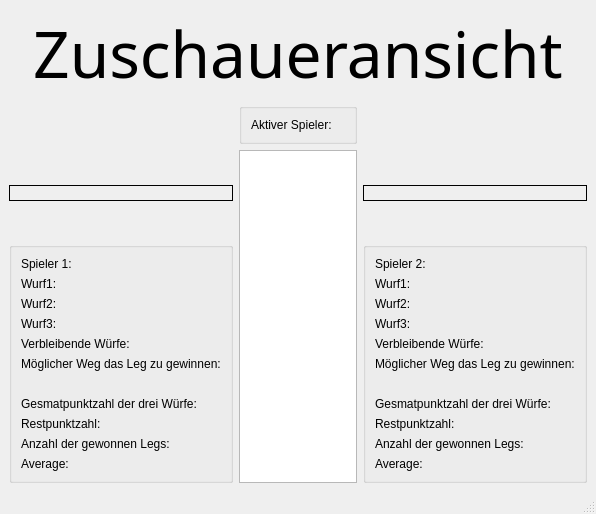
s1m0n1996/VolleyballSingleTurnier, file src/View/viewerWindow.ui: the form before one commit.
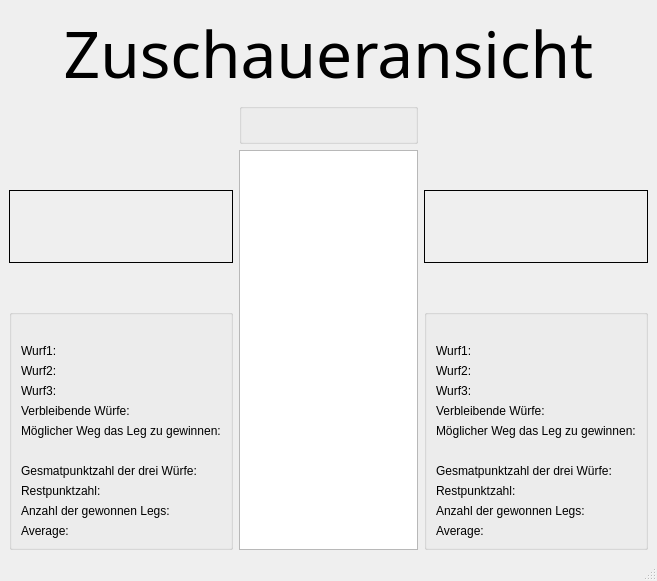
The form after the commit. Custom widgets are drawn as their Qt base class.

What changed in the file:
```diff
--- a/src/View/viewerWindow.ui
+++ b/src/View/viewerWindow.ui
@@ -6,8 +6,8 @@
    <rect>
     <x>0</x>
     <y>0</y>
-    <width>567</width>
-    <height>514</height>
+    <width>657</width>
+    <height>581</height>
    </rect>
   </property>
   <property name="sizePolicy">
@@ -95,13 +95,6 @@
               <layout class="QVBoxLayout" name="verticalLayout_3">
                <item>
                 <layout class="QHBoxLayout" name="horizontalLayout_8">
-                 <item>
-                  <widget class="WindowLabel" name="label_3">
-                   <property name="text">
-                    <string>Spieler 1:</string>
-                   </property>
-                  </widget>
-                 </item>
                  <item>
                   <widget class="WindowLabel" name="nameOfPlayer1">
                    <property name="text">
@@ -323,13 +316,6 @@
             <layout class="QHBoxLayout" name="horizontalLayout_20">
              <item>
               <layout class="QHBoxLayout" name="horizontalLayout_17">
-               <item>
-                <widget class="WindowLabel" name="label_7">
-                 <property name="text">
-                  <string>Aktiver Spieler:</string>
-                 </property>
-                </widget>
-               </item>
                <item>
                 <widget class="WindowLabel" name="aktivePlayer">
                  <property name="text">
@@ -337,6 +323,13 @@
                  </property>
                 </widget>
                </item>
+               <item>
+                <widget class="WindowLabel" name="remainScore">
+                 <property name="text">
+                  <string/>
+                 </property>
+                </widget>
+               </item>
               </layout>
              </item>
             </layout>
@@ -384,13 +377,6 @@
               <layout class="QVBoxLayout" name="verticalLayout_4">
                <item>
                 <layout class="QHBoxLayout" name="horizontalLayout_9">
-                 <item>
-                  <widget class="WindowLabel" name="label_21">
-                   <property name="text">
-                    <string>Spieler 2:</string>
-                   </property>
-                  </widget>
-                 </item>
                  <item>
                   <widget class="WindowLabel" name="nameOfPlayer2">
                    <property name="text">
```
Left out of the diff: 20 changed lines with no effect on the pictures.
